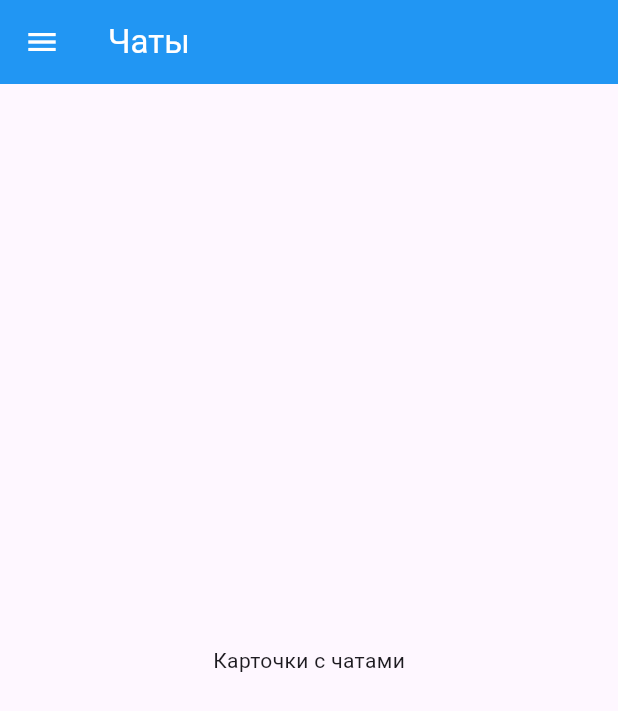
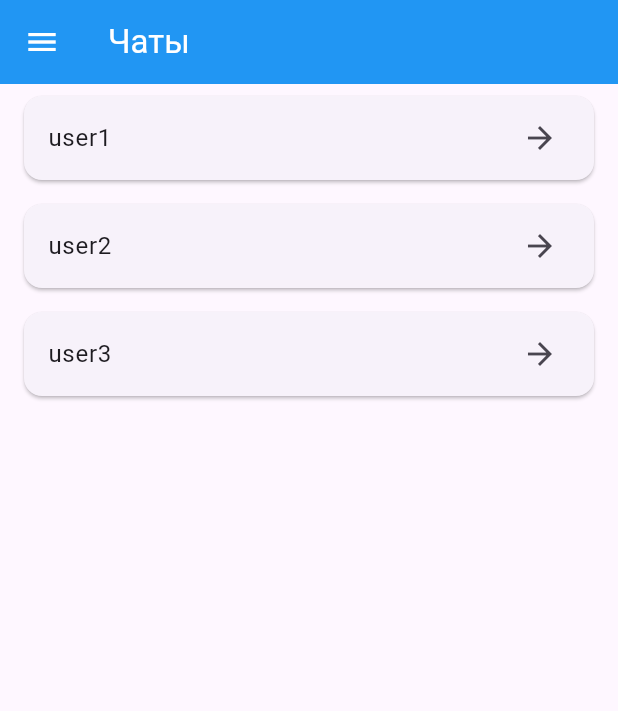
Before and after one commit to AHTOH-CODER/chat_p2p, a Flutter app: the ChatsPage screen opened directly, in the side drawer, after a tap on "Мой профиль", on a phone screen of 412 x 824 dp. Shown: the top 711 px of the screen. Run offline on Flutter 3.47's test engine with Material 3 defaults, Android fonts, the phone set to English and light mode, and no system bars; network calls fail.

Commit message:
version 1.1

```diff
--- a/lib/main.dart
+++ b/lib/main.dart
@@ -57,8 +57,8 @@ class MyWidget extends StatelessWidget {
   Widget build(BuildContext context) {
     return MaterialApp(
       title: 'Chat App',
-      // home: ChatsPage(),
-      home: MessagesPage('user1'),
+      home: ChatsPage(),
+      // home: MessagesPage('user1'),
       routes: {
         '/chats': (context) => ChatsPage(),
         '/profile': (context) => ProfilePage(),
--- a/lib/pages/chats_page.dart
+++ b/lib/pages/chats_page.dart
@@ -1,5 +1,7 @@
 import 'package:flutter/material.dart';
-
+import 'package:http/http.dart' as http;
+import 'dart:convert';
+import 'package:chat_p2p/pages/messages_page.dart';
 
 class ChatsPage extends StatefulWidget {
   @override
@@ -7,6 +9,49 @@ class ChatsPage extends StatefulWidget {
 }
 
 class _ChatsPageState extends State<ChatsPage> {
+  List<String> chatUsers = [];
+  bool isLoading = true;
+
+  @override
+  void initState() {
+    super.initState();
+    fetchChatUsers();
+  }
+
+  Future<void> fetchChatUsers() async {
+    try {
+      // In a real app, you would replace 'current_user' with the actual logged-in user
+      final response = await http.get(
+        Uri.parse('http://your-server-ip:5000/api/messages?username=current_user'),
+      );
+
+      if (response.statusCode == 200) {
+        final data = json.decode(response.body);
+        // Extract unique users from messages
+        // Note: This is a simplified approach - in a real app you'd have a proper user list endpoint
+        final messages = data['messages'] as List;
+        final users = messages.map((msg) => msg['username'] as String).toSet().toList();
+
+        setState(() {
+          chatUsers = users;
+          isLoading = false;
+        });
+      } else {
+        // If the server returns an error response, use default users
+        setState(() {
+          chatUsers = ['user1', 'user2', 'user3'];
+          isLoading = false;
+        });
+      }
+    } catch (e) {
+      // If there's an error (like no internet), use default users
+      print('Error fetching users: $e');
+      setState(() {
+        chatUsers = ['user1', 'user2', 'user3'];
+        isLoading = false;
+      });
+    }
+  }
 
   @override
   Widget build(BuildContext context) {
@@ -14,7 +59,8 @@ class _ChatsPageState extends State<ChatsPage> {
       appBar: AppBar(
         title: Text('Чаты',
           style: TextStyle(
-            color: Colors.white,),
+            color: Colors.white,
+          ),
         ),
         foregroundColor: Colors.white,
         backgroundColor: Colors.blue,
@@ -38,7 +84,7 @@ class _ChatsPageState extends State<ChatsPage> {
                     CircleAvatar(
                       radius: 30,
                       backgroundImage: NetworkImage(
-                          'https://example.com/profile.jpg'), // Замените на реальное изображение
+                          'https://example.com/profile.jpg'),
                       child: Icon(Icons.person, size: 30, color: Colors.white),
                     ),
                     SizedBox(height: 10),
@@ -71,9 +117,28 @@ class _ChatsPageState extends State<ChatsPage> {
           ],
         ),
       ),
-      body: Center(
-        child: Text('Карточки с чатами'),
-      ),
+      body: isLoading
+          ? Center(child: CircularProgressIndicator())
+          : ListView.builder(
+              itemCount: chatUsers.length,
+              itemBuilder: (context, index) {
+                return Card(
+                  margin: EdgeInsets.symmetric(horizontal: 16, vertical: 8),
+                  child: ListTile(
+                    title: Text(chatUsers[index]),
+                    trailing: Icon(Icons.arrow_forward),
+                    onTap: () {
+                      Navigator.push(
+                          context,
+                          MaterialPageRoute(
+                            builder: (context) => MessagesPage(chatUsers[index]),
+                          ),
+                      );
+                    },
+                  ),
+                );
+              },
+            ),
     );
   }
 }
```
Also changed, not shown: lib/pages/messages_page.dart (+104 -116 lines).
